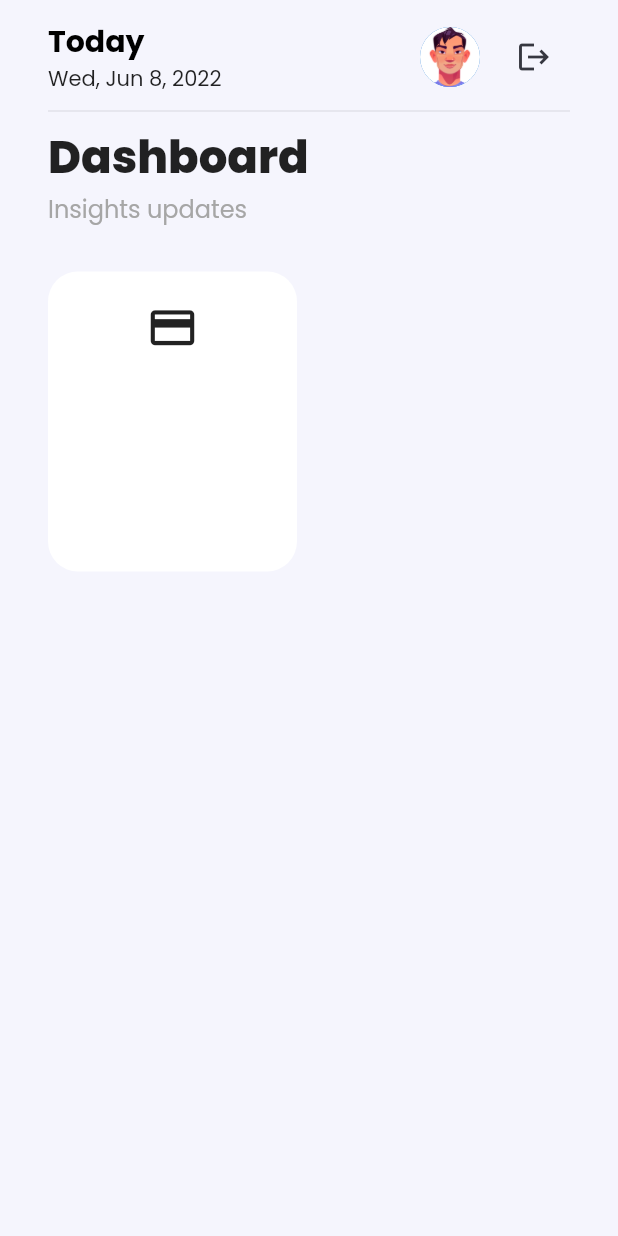
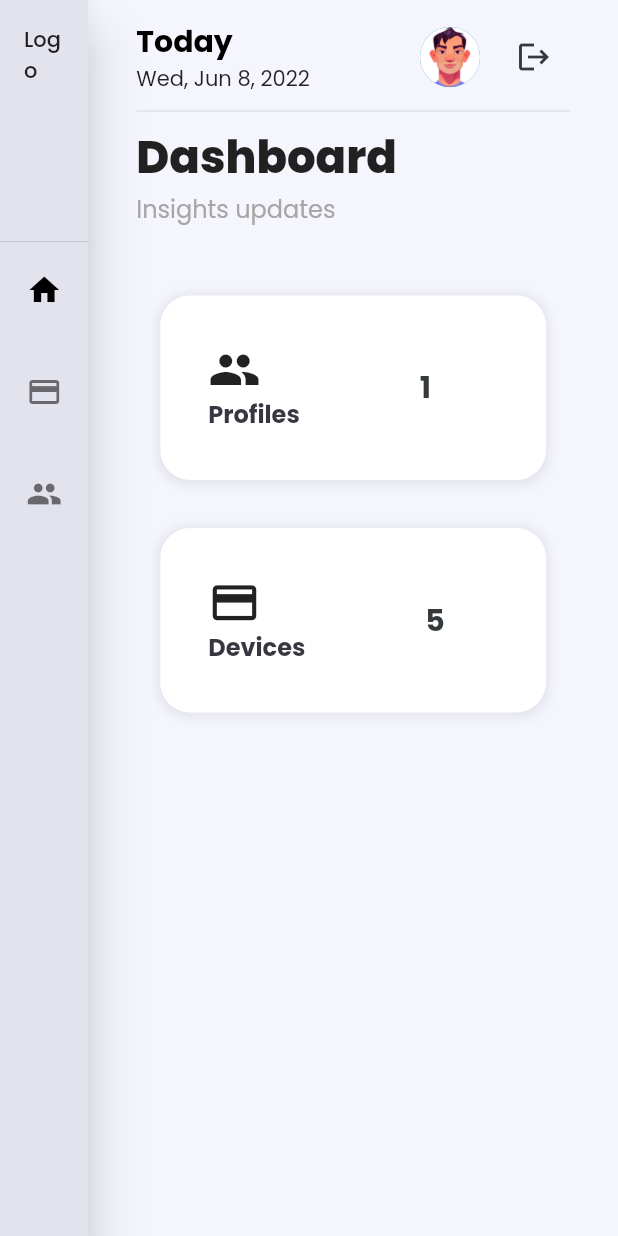
Before and after one commit to DanikingRD/DigitalCardWebFlutter, a Flutter app: the screen it shows after launch, on a phone screen of 412 x 824 dp. Run offline on Flutter 3.47's test engine with Material 2 defaults, Android fonts, the phone set to English and light mode, and no system bars; our stand-ins replace data_table_2, firebase_auth, firebase_core, google_fonts; missing offline and left inert: dart:html; accounts and stored records are empty; statements that could not run were skipped.

Commit message:
More responsiveness and general code refactor and enhancements

```diff
--- /dev/null
+++ b/lib/home/dashboard/components/side_menu.dart
@@ -0,0 +1,76 @@
+import 'package:digital_card_website/constants.dart';
+import 'package:digital_card_website/home/widgets/drawer_list_tile.dart';
+import 'package:digital_card_website/provider/dashboard_navigator_provider.dart';
+import 'package:digital_card_website/routes.dart';
+import 'package:flutter/material.dart';
+import 'package:provider/provider.dart';
+
+class SideMenu extends StatelessWidget {
+  const SideMenu({
+    Key? key,
+  }) : super(key: key);
+
+  @override
+  Widget build(BuildContext context) {
+    return Drawer(
+      backgroundColor: kSideMenuBgColor,
+      child: SingleChildScrollView(
+        child: Column(
+          children: const [
+            DrawerHeader(
+              child: Text('Logo'),
+            ),
+            SideMenuButton(
+              route: Routes.homePageRoute,
+              display: Routes.homeDisplayName,
+              icon: Icons.home,
+            ),
+            SizedBox(
+              height: 20,
+            ),
+            SideMenuButton(
+              route: Routes.devicesPageRoute,
+              display: Routes.devicesDisplayName,
+              icon: Icons.credit_card,
+            ),
+            SizedBox(
+              height: 20,
+            ),
+            SideMenuButton(
+              route: Routes.profilesPageRoute,
+              display: Routes.profilesDisplayName,
+              icon: Icons.people,
+            ),
+            SizedBox(
+              height: 20,
+            ),
+          ],
+        ),
+      ),
+    );
+  }
+}
+
+class SideMenuButton extends StatelessWidget {
+  final String route;
+  final String display;
+  final IconData icon;
+
+  const SideMenuButton({
+    Key? key,
+    required this.route,
+    required this.display,
+    required this.icon,
+  }) : super(key: key);
+
+  @override
+  Widget build(BuildContext context) {
+    final localNav = context.watch<DashboardNavigatorProvider>();
+
+    return DrawerListTile(
+      title: display,
+      icon: icon,
+      onPress: () => localNav.push(route, display),
+    );
+  }
+}
--- a/lib/home/layout.dart
+++ b/lib/home/layout.dart
@@ -1,4 +1,4 @@
-import 'package:digital_card_website/home/side_menu.dart';
+import 'package:digital_card_website/home/dashboard/components/side_menu.dart';
 import 'package:digital_card_website/responsive.dart';
 import 'package:digital_card_website/home/dashboard/dashboard_content.dart';
 import 'package:flutter/material.dart';
@@ -11,14 +11,11 @@ class HomeScreenLayout extends StatelessWidget {
     return Scaffold(
       body: SafeArea(
         child: Row(
-          children: [
-            // We want the side menu only for large screens
-            if (ResponsiveLayout.isDesktop(context)) ...{
-              const Expanded(
-                child: SideMenu(),
-              ),
-            },
-            const Expanded(
+          children: const [
+            Expanded(
+              child: SideMenu(),
+            ),
+            Expanded(
               flex: 6,
               child: DashboardPageContent(),
             ),
@@ -27,4 +24,8 @@ class HomeScreenLayout extends StatelessWidget {
       ),
     );
   }
+
+  int getContentExpandSize(BuildContext context) {
+    return ResponsiveLayout.isDesktop(context) ? 6 : 9;
+  }
 }
--- a/lib/home/pages/home_page.dart
+++ b/lib/home/pages/home_page.dart
@@ -11,11 +11,18 @@ class HomePage extends StatelessWidget {
         const SizedBox(
           height: 30,
         ),
-        Row(
+        Wrap(
+          // TODO: fix wrap not working as a row
           children: const [
-            SizedBox(
-              height: 200,
-              child: InsightCard(icon: Icons.credit_card),
+            InsightCard(
+              icon: Icons.people,
+              title: "Profiles",
+              count: 1,
+            ),
+            InsightCard(
+              icon: Icons.credit_card,
+              title: "Devices",
+              count: 5,
             ),
           ],
         ),
--- a/lib/home/side_menu.dart
+++ /dev/null
@@ -1,115 +0,0 @@
-import 'package:digital_card_website/constants.dart';
-import 'package:digital_card_website/provider/dashboard_navigator_provider.dart';
-import 'package:digital_card_website/routes.dart';
-import 'package:flutter/material.dart';
-import 'package:provider/provider.dart';
-
-class SideMenu extends StatelessWidget {
-  const SideMenu({
-    Key? key,
-  }) : super(key: key);
-
-  @override
-  Widget build(BuildContext context) {
-    final localNav = context.watch<DashboardNavigatorProvider>();
-    return Drawer(
-      backgroundColor: kSideMenuBgColor,
-      child: SingleChildScrollView(
-        child: Column(
-          children: [
-            const DrawerHeader(
-              child: Text('Logo'),
-            ),
-            DrawerListTile(
-              onPress: () => localNav.push(
-                Routes.homePageRoute,
-                Routes.homeDisplayName,
-              ),
-              icon: Icons.home,
-              title: Routes.homeDisplayName,
-            ),
-            const SizedBox(
-              height: 20,
-            ),
-            DrawerListTile(
-              onPress: () => localNav.push(
-                Routes.devicesPageRoute,
-                Routes.devicesDisplayName,
-              ),
-              icon: Icons.credit_card,
-              title: Routes.devicesDisplayName,
-            ),
-            const SizedBox(
-              height: 20,
-            ),
-            DrawerListTile(
-              onPress: () => localNav.push(
-                Routes.profilesPageRoute,
-                Routes.profilesDisplayName,
-              ),
-              icon: Icons.people,
-              title: Routes.profilesDisplayName,
-            ),
-            const SizedBox(
-              height: 20,
-            ),
-          ],
-        ),
-      ),
-    );
-  }
-}
-
-class DrawerListTile extends StatelessWidget {
-  final String title;
-  final IconData icon;
-  final VoidCallback onPress;
-  const DrawerListTile({
-    required this.title,
-    required this.icon,
-    required this.onPress,
-    Key? key,
-  }) : super(key: key);
-
-  @override
-  Widget build(BuildContext context) {
-    final localNav = context.read<DashboardNavigatorProvider>();
-    return Row(
-      children: [
-        Visibility(
-          visible: isActive(localNav),
-          maintainSize: true,
-          maintainAnimation: true,
-          maintainState: true,
-          child: Container(
-            color: kDashDarkColor,
-            width: 6,
-            height: 40,
-          ),
-        ),
-        Expanded(
-          child: ListTile(
-            onTap: onPress,
-            horizontalTitleGap: 0.0,
-            leading: Icon(
-              icon,
-              color: isActive(localNav) ? Colors.black : Colors.black54,
-            ),
-            title: Text(
-              title,
-              style: TextStyle(
-                color: isActive(localNav) ? Colors.black : kDashDarkColor,
-                fontSize: 18,
-                fontWeight: FontWeight.bold,
-              ),
-            ),
-          ),
-        ),
-      ],
-    );
-  }
-
-  bool isActive(DashboardNavigatorProvider provider) {
-    return title == provider.activeRoute;
-  }
-}
--- /dev/null
+++ b/lib/home/widgets/drawer_list_tile.dart
@@ -0,0 +1,81 @@
+import 'package:digital_card_website/constants.dart';
+import 'package:digital_card_website/provider/dashboard_navigator_provider.dart';
+import 'package:digital_card_website/responsive.dart';
+import 'package:flutter/material.dart';
+import 'package:provider/provider.dart';
+
+class DrawerListTile extends StatelessWidget {
+  final String title;
+  final IconData icon;
+  final VoidCallback onPress;
+  const DrawerListTile({
+    required this.title,
+    required this.icon,
+    required this.onPress,
+    Key? key,
+  }) : super(key: key);
+
+  @override
+  Widget build(BuildContext context) {
+    final localNav = context.read<DashboardNavigatorProvider>();
+    if (isSmallScreen(context)) {
+      return getIconButton(localNav);
+    } else {
+      return Row(
+        children: [
+          Visibility(
+            visible: isActive(localNav),
+            maintainSize: true,
+            maintainAnimation: true,
+            maintainState: true,
+            child: Container(
+              color: kDashDarkColor,
+              width: 6,
+              height: 40,
+            ),
+          ),
+          Expanded(
+            child: ListTile(
+              onTap: onPress,
+              horizontalTitleGap: 0.0,
+              leading: getIcon(localNav),
+              title: Text(
+                title,
+                style: TextStyle(
+                  color: isActive(localNav) ? Colors.black : kDashDarkColor,
+                  fontSize: 18,
+                  fontWeight: FontWeight.bold,
+                ),
+              ),
+            ),
+          ),
+        ],
+      );
+    }
+  }
+
+  Widget getIconButton(DashboardNavigatorProvider localNav) {
+    return IconButton(
+      onPressed: onPress,
+      splashColor: Colors.transparent,
+      hoverColor: Colors.transparent,
+      highlightColor: Colors.transparent,
+      icon: getIcon(localNav),
+    );
+  }
+
+  Widget getIcon(DashboardNavigatorProvider provider) {
+    return Icon(
+      icon,
+      color: isActive(provider) ? Colors.black : Colors.black54,
+    );
+  }
+
+  bool isSmallScreen(BuildContext context) {
+    return !ResponsiveLayout.isDesktop(context);
+  }
+
+  bool isActive(DashboardNavigatorProvider provider) {
+    return title == provider.activeRoute;
+  }
+}
--- a/lib/home/widgets/insight_card.dart
+++ b/lib/home/widgets/insight_card.dart
@@ -1,39 +1,65 @@
+import 'package:digital_card_website/constants.dart';
 import 'package:digital_card_website/responsive.dart';
 import 'package:flutter/material.dart';
 
 class InsightCard extends StatelessWidget {
   final IconData icon;
+  final String title;
+  final int count;
   const InsightCard({
     Key? key,
     required this.icon,
+    required this.title,
+    required this.count,
   }) : super(key: key);
 
   @override
   Widget build(BuildContext context) {
-    final Size size = MediaQuery.of(context).size;
     return Container(
-      constraints: BoxConstraints(
-        minWidth:
-            ResponsiveLayout.isDesktop(context) ? 200 : size.width / 2 - 40,
-      ),
-      padding: EdgeInsets.only(
-        top: 20,
-        bottom: 20,
-        left: 20,
-        right: ResponsiveLayout.isMobile(context) ? 20 : 40,
-      ),
+      constraints: const BoxConstraints(minWidth: 200),
+      padding: const EdgeInsets.all(32.0),
+      margin: const EdgeInsets.all(16.0),
       decoration: BoxDecoration(
         borderRadius: BorderRadius.circular(20.0),
         color: Colors.white,
+        boxShadow: const [
+          BoxShadow(
+            blurRadius: 5.0,
+            spreadRadius: 2.0,
+            color: kSideMenuBgColor,
+            offset: Offset(0.0, 1.0),
+          )
+        ],
       ),
-      child: Column(
+      child: Row(
         children: [
-          Icon(
-            icon,
-            size: 35,
+          Column(
+            crossAxisAlignment: CrossAxisAlignment.start,
+            children: [
+              Icon(
+                icon,
+                size: 35,
+              ),
+              Text(
+                title,
+                style: const TextStyle(
+                  color: kDashDarkColor,
+                  fontSize: 16,
+                  fontWeight: FontWeight.bold,
+                ),
+              ),
+            ],
           ),
           const SizedBox(
-            height: 30,
+            width: 80,
+          ),
+          Text(
+            count.toString(),
+            style: const TextStyle(
+              color: kGreyTextColor,
+              fontSize: 20,
+              fontWeight: FontWeight.bold,
+            ),
           ),
         ],
       ),
```
